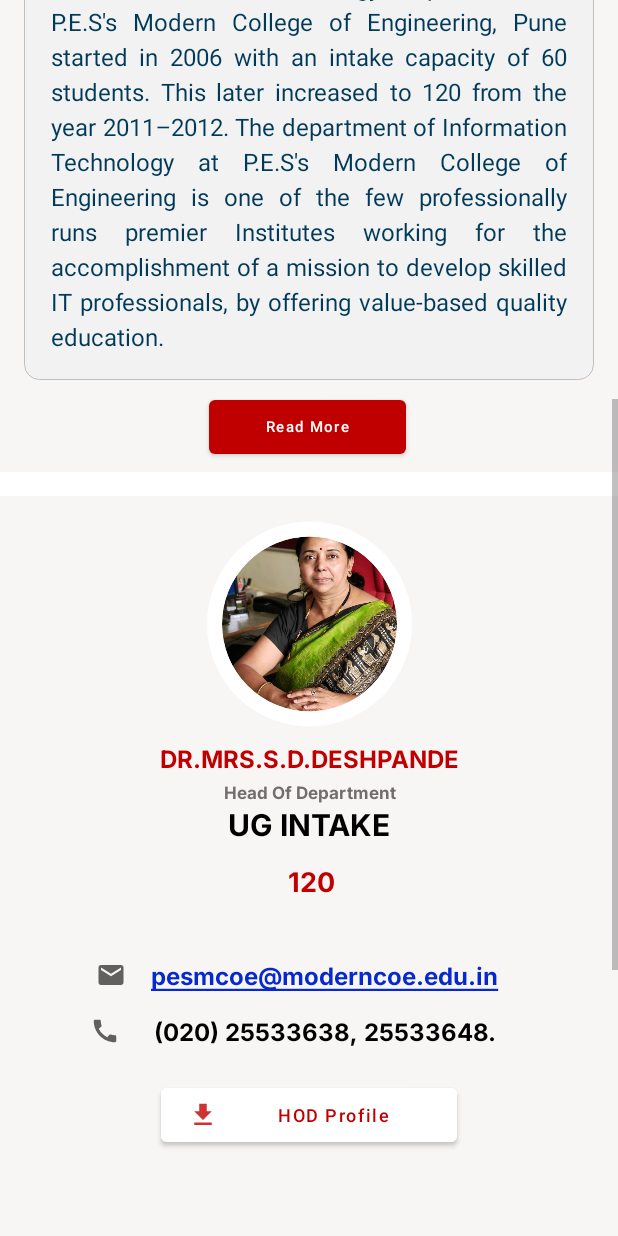
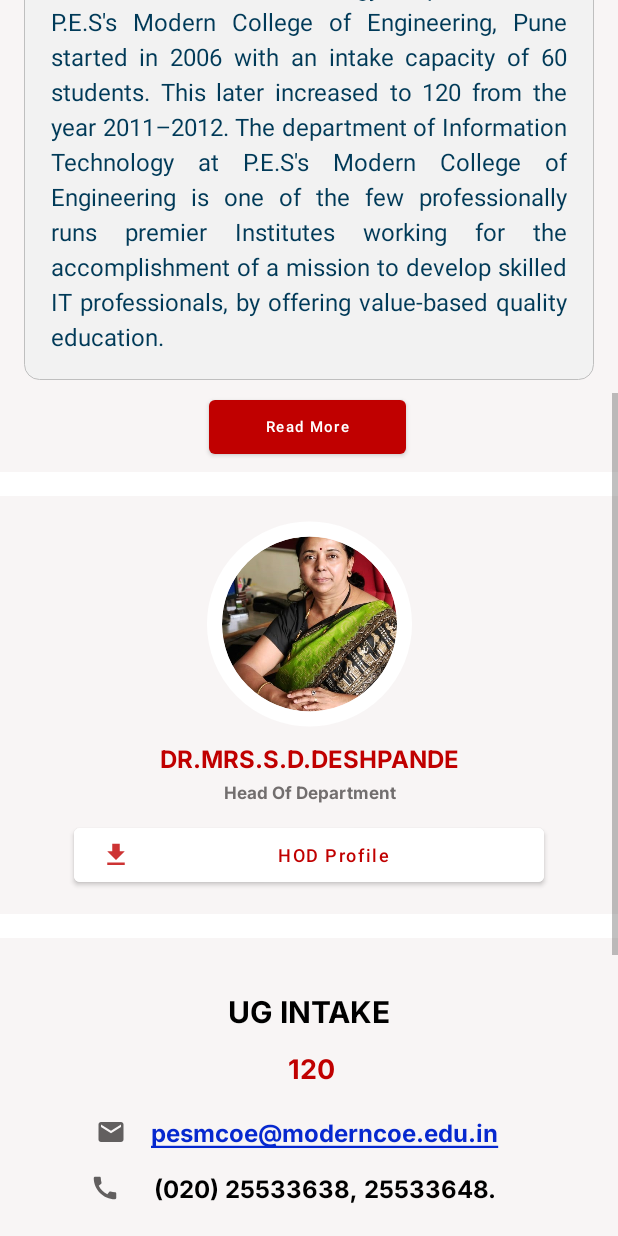
Before and after one commit to Pratham-Karmalkar/App-Club-Project, an Android app: the screen it shows after launch (Home), scrolled down 576 dp, on a phone screen of 412 x 824 dp. Run offline under Robolectric (Android 15) with nearby library versions, the light colour scheme and no system bars; our stand-ins replace CircleImageView; libraries missing offline, so code that uses them is left out: com.smarteist.autoimageslider; plain views replace SliderView; 5 statements that could not run were skipped.

Commit message:
Home page updates

```diff
--- a/app/src/main/res/layout/activity_home.xml
+++ b/app/src/main/res/layout/activity_home.xml
@@ -235,19 +235,49 @@
                     android:textSize="11dp"
                     android:textStyle="bold" />
 
+                <Button
+                    android:id="@+id/hodProfile"
+                    android:layout_width="199dp"
+                    android:layout_height="wrap_content"
+                    android:layout_below="@+id/hodPosition"
+                    android:layout_alignParentStart="true"
+                    android:layout_alignParentEnd="true"
+                    android:layout_marginStart="49dp"
+                    android:layout_marginTop="10dp"
+                    android:layout_marginEnd="49dp"
+                    android:layout_marginBottom="15dp"
+                    android:backgroundTint="#FFFFFF"
+                    android:drawableLeft="@drawable/ic_download"
+                    android:gravity="center"
+                    android:text="HOD Profile"
+                    android:textAllCaps="false"
+                    android:textColor="#C00000"
+                    android:textSize="12sp"
+                    app:iconTint="#B8B8B8" />
+                <!--Redirects to about activity-->
+            </RelativeLayout>
+
+            <RelativeLayout
+                android:id="@+id/relDescrip"
+                android:layout_width="wrap_content"
+                android:layout_height="wrap_content"
+                android:layout_marginTop="16dp"
+                android:background="#F8F5F5"
+
+                app:layout_constraintStart_toStartOf="parent"
+                app:layout_constraintTop_toBottomOf="@+id/relativeLayoutHod">
+
                 <RelativeLayout
-                    android:id="@+id/relDescrip"
                     android:layout_width="wrap_content"
                     android:layout_height="wrap_content"
                     android:layout_alignParentStart="true"
                     android:layout_alignParentTop="true"
                     android:layout_alignParentEnd="true"
                     android:layout_marginStart="58dp"
-                    android:layout_marginTop="190dp"
+                    android:layout_marginTop="20dp"
                     android:layout_marginEnd="58dp"
                     android:layout_marginBottom="20dp"
-                    android:paddingBottom="50dp">
-
+                    android:paddingBottom="30dp">
 
                     <TextView
                         android:id="@+id/intake1"
@@ -294,7 +324,7 @@
                         android:layout_alignParentStart="true"
                         android:layout_alignParentEnd="true"
                         android:layout_marginStart="-1dp"
-                        android:layout_marginTop="33dp"
+                        android:layout_marginTop="13dp"
                         android:layout_marginEnd="2dp"
                         android:autoLink="email"
                         android:drawableLeft="@drawable/ic_email"
@@ -318,6 +348,7 @@
                         android:layout_marginStart="0dp"
                         android:layout_marginTop="8dp"
                         android:layout_marginEnd="2dp"
+                        android:layout_marginBottom="12dp"
                         android:autoLink="phone"
                         android:drawableLeft="@drawable/ic_phn"
                         android:fontFamily="@font/inter_bold"
@@ -328,31 +359,7 @@
                         android:textColorLink="@color/black"
                         android:textSize="16dp"
                         android:textStyle="bold" />
-
-                    <Button
-                        android:id="@+id/hodProfile"
-                        android:layout_width="199dp"
-                        android:layout_height="wrap_content"
-                        android:layout_below="@+id/emailId"
-                        android:layout_alignParentStart="true"
-                        android:layout_alignParentEnd="true"
-                        android:layout_marginStart="49dp"
-                        android:layout_marginTop="52dp"
-                        android:layout_marginEnd="49dp"
-                        android:backgroundTint="#FFFFFF"
-                        android:drawableLeft="@drawable/ic_download"
-                        android:gravity="center"
-                        android:text="HOD Profile"
-                        android:textAllCaps="false"
-                        android:textColor="#C00000"
-                        android:textSize="12sp"
-                        app:iconTint="#B8B8B8" />
                 </RelativeLayout>
-
-
-                <!--Redirects to about activity-->
-
-
             </RelativeLayout>
 
             <LinearLayout
@@ -367,7 +374,7 @@
                 app:layout_constraintEnd_toEndOf="parent"
                 app:layout_constraintHorizontal_bias="0.0"
                 app:layout_constraintStart_toStartOf="parent"
-                app:layout_constraintTop_toBottomOf="@+id/relativeLayoutHod"
+                app:layout_constraintTop_toBottomOf="@+id/relDescrip"
                 app:layout_constraintVertical_bias="0.0">
 
 
```
